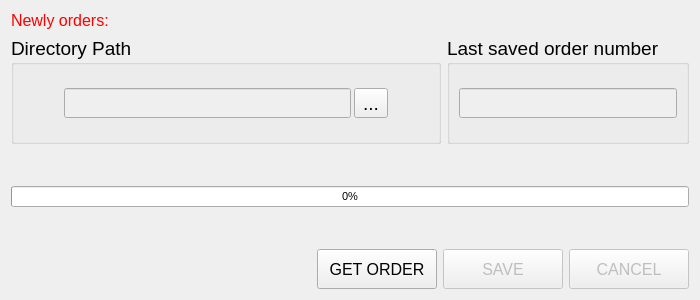
Qt form main.ui (Perfect0B0D/shopify-order-manager-app-) before a commit.
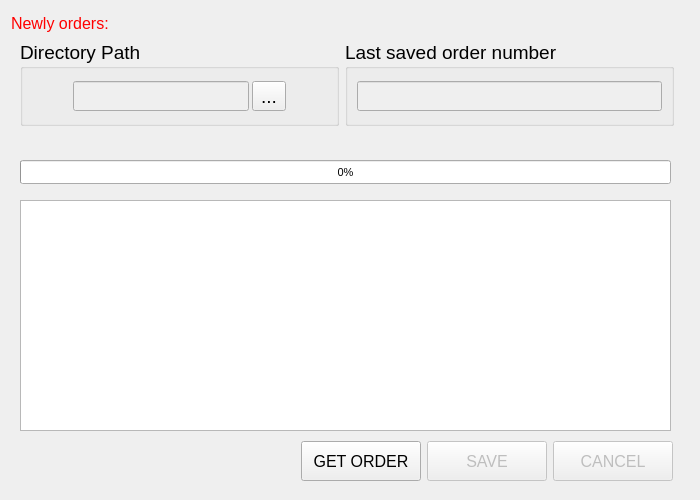
The same form after that commit. Icons and pictures are not drawn.

```diff
--- a/main.ui
+++ b/main.ui
@@ -7,19 +7,19 @@
     <x>0</x>
     <y>0</y>
     <width>700</width>
-    <height>300</height>
+    <height>500</height>
    </rect>
   </property>
   <property name="minimumSize">
    <size>
     <width>700</width>
-    <height>300</height>
+    <height>500</height>
    </size>
   </property>
   <property name="maximumSize">
    <size>
     <width>700</width>
-    <height>300</height>
+    <height>500</height>
    </size>
   </property>
   <property name="font">
@@ -34,9 +34,15 @@
    <iconset>
     <normaloff>asset/greetabl_g.png</normaloff>asset/greetabl_g.png</iconset>
   </property>
-  <layout class="QVBoxLayout" name="verticalLayout" stretch="0,3,1,2,1,2">
-   <item>
     <widget class="QLabel" name="new_orderd_num">
+   <property name="geometry">
+    <rect>
+     <x>11</x>
+     <y>11</y>
+     <width>321</width>
+     <height>24</height>
+    </rect>
+   </property>
      <property name="font">
       <font>
        <pointsize>12</pointsize>
@@ -49,9 +55,38 @@
       <string>Newly orders: </string>
      </property>
     </widget>
-   </item>
-   <item>
-    <layout class="QHBoxLayout" name="horizontalLayout_2" stretch="5,2">
+  <widget class="QProgressBar" name="progressBar">
+   <property name="geometry">
+    <rect>
+     <x>20</x>
+     <y>160</y>
+     <width>651</width>
+     <height>24</height>
+    </rect>
+   </property>
+   <property name="value">
+    <number>0</number>
+   </property>
+   <property name="alignment">
+    <set>Qt::AlignRight|Qt::AlignTop|Qt::AlignTrailing</set>
+   </property>
+   <property name="textVisible">
+    <bool>true</bool>
+   </property>
+   <property name="textDirection">
+    <enum>QProgressBar::TopToBottom</enum>
+   </property>
+  </widget>
+  <widget class="QWidget" name="layoutWidget">
+   <property name="geometry">
+    <rect>
+     <x>20</x>
+     <y>40</y>
+     <width>654</width>
+     <height>86</height>
+    </rect>
+   </property>
+   <layout class="QHBoxLayout" name="horizontalLayout_2" stretch="0,2">
      <item>
       <widget class="QGroupBox" name="groupBox">
        <property name="font">
@@ -151,50 +186,16 @@
       </widget>
      </item>
     </layout>
-   </item>
-   <item>
-    <spacer name="verticalSpacer">
-     <property name="orientation">
-      <enum>Qt::Vertical</enum>
-     </property>
-     <property name="sizeHint" stdset="0">
-      <size>
-       <width>20</width>
-       <height>30</height>
-      </size>
-     </property>
-    </spacer>
-   </item>
-   <item>
-    <widget class="QProgressBar" name="progressBar">
-     <property name="value">
-      <number>0</number>
-     </property>
-     <property name="alignment">
-      <set>Qt::AlignRight|Qt::AlignTop|Qt::AlignTrailing</set>
-     </property>
-     <property name="textVisible">
-      <bool>true</bool>
-     </property>
-     <property name="textDirection">
-      <enum>QProgressBar::TopToBottom</enum>
-     </property>
-    </widget>
-   </item>
-   <item>
-    <spacer name="verticalSpacer_2">
-     <property name="orientation">
-      <enum>Qt::Vertical</enum>
-     </property>
-     <property name="sizeHint" stdset="0">
-      <size>
-       <width>20</width>
-       <height>30</height>
-      </size>
-     </property>
-    </spacer>
-   </item>
-   <item>
+  </widget>
+  <widget class="QWidget" name="layoutWidget">
+   <property name="geometry">
+    <rect>
+     <x>250</x>
+     <y>440</y>
+     <width>423</width>
+     <height>42</height>
+    </rect>
+   </property>
     <layout class="QHBoxLayout" name="horizontalLayout_3">
      <item>
       <spacer name="horizontalSpacer_2">
@@ -288,8 +289,17 @@
       </widget>
      </item>
     </layout>
-   </item>
-  </layout>
+  </widget>
+  <widget class="QPlainTextEdit" name="errorLog">
+   <property name="geometry">
+    <rect>
+     <x>20</x>
+     <y>200</y>
+     <width>651</width>
+     <height>231</height>
+    </rect>
+   </property>
+  </widget>
  </widget>
  <resources/>
  <connections/>
```
Lines whose indentation alone changed are shown as unchanged.
